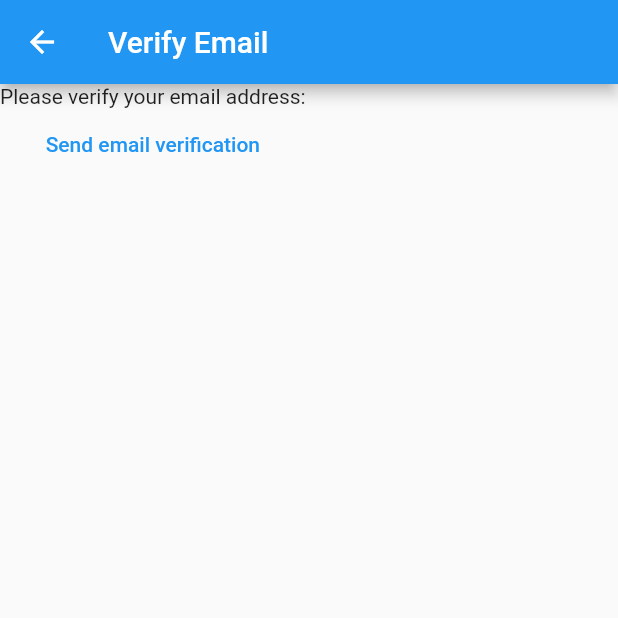
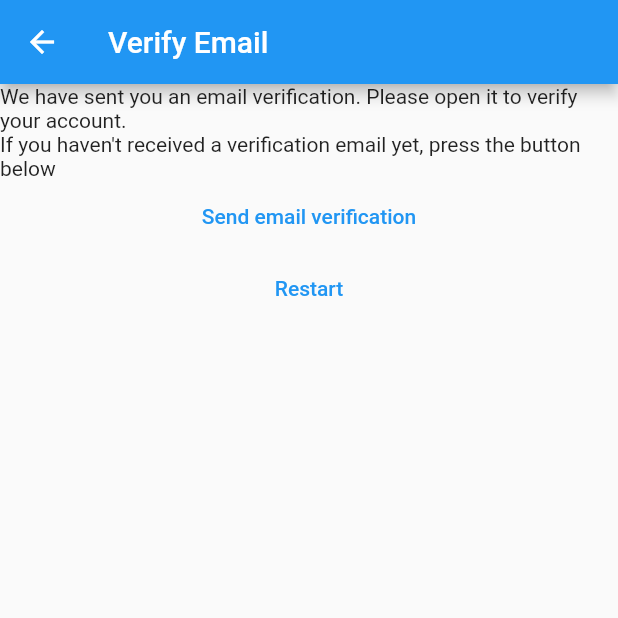
Before and after one commit to Parthajeet-Sarmah/FlutterDemoNotesProject, a Flutter app: the VerifyEmailView screen opened directly, on a phone screen of 412 x 824 dp, the top half of it. Run offline on Flutter 3.47's test engine with Material 2 defaults, Android fonts, the phone set to English and light mode, and no system bars; our stand-ins replace firebase_auth, firebase_core; accounts and stored records are empty.

Commit message:
Verification email received directly on registering, no intermediate screen

```diff
--- a/lib/constants/routes.dart
+++ b/lib/constants/routes.dart
@@ -1,3 +1,4 @@
 const loginRoute = '/login/';
 const registerRoute = '/register/';
 const notesRoute = '/notes/';
+const verifyEmailRoute = '/verify-email/';
--- a/lib/main.dart
+++ b/lib/main.dart
@@ -21,6 +21,7 @@ void main() {
         notesRoute: (context) => const NotesView(),
         loginRoute: (context) => const LoginView(),
         registerRoute: (context) => const RegisterView(),
+        verifyEmailRoute: (context) => const VerifyEmailView(),
       },
     ),
   );
--- a/lib/views/verify_email_view.dart
+++ b/lib/views/verify_email_view.dart
@@ -1,3 +1,4 @@
+import 'package:demonotes/constants/routes.dart';
 import 'package:firebase_auth/firebase_auth.dart';
 import 'package:flutter/material.dart';
 
@@ -15,13 +16,24 @@ class _VerifyEmailViewState extends State<VerifyEmailView> {
       appBar: AppBar(title: const Text("Verify Email")),
       body: Column(
         children: [
-          const Text('Please verify your email address:'),
+          const Text(
+              "We have sent you an email verification. Please open it to verify your account."),
+          const Text(
+              "If you haven't received a verification email yet, press the button below"),
           TextButton(
               onPressed: () async {
                 final user = FirebaseAuth.instance.currentUser;
                 await user?.sendEmailVerification();
               },
-              child: const Text('Send email verification'))
+              child: const Text('Send email verification')),
+          TextButton(
+              onPressed: () async {
+                await FirebaseAuth.instance.signOut();
+                if (!mounted) return;
+                Navigator.of(context)
+                    .pushNamedAndRemoveUntil(registerRoute, (route) => false);
+              },
+              child: const Text('Restart'))
         ],
       ),
     );
```
Also changed, not shown: lib/views/register_view.dart (+17 -9 lines).
